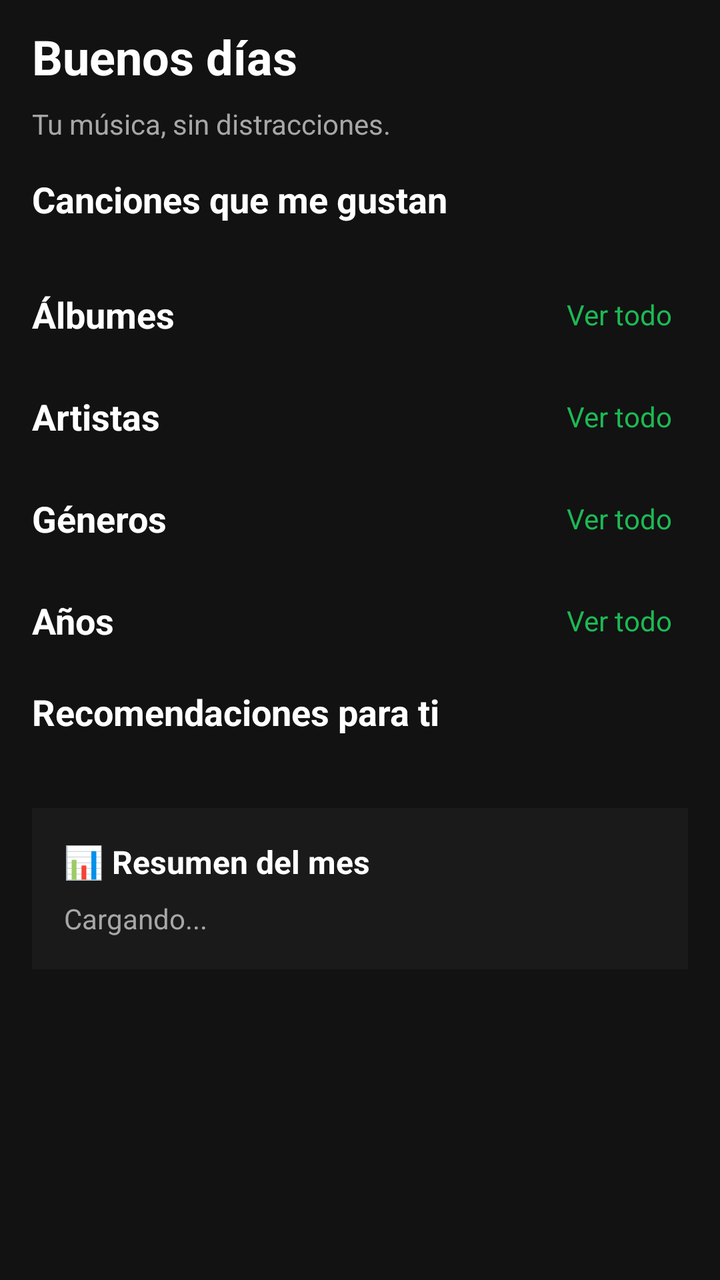
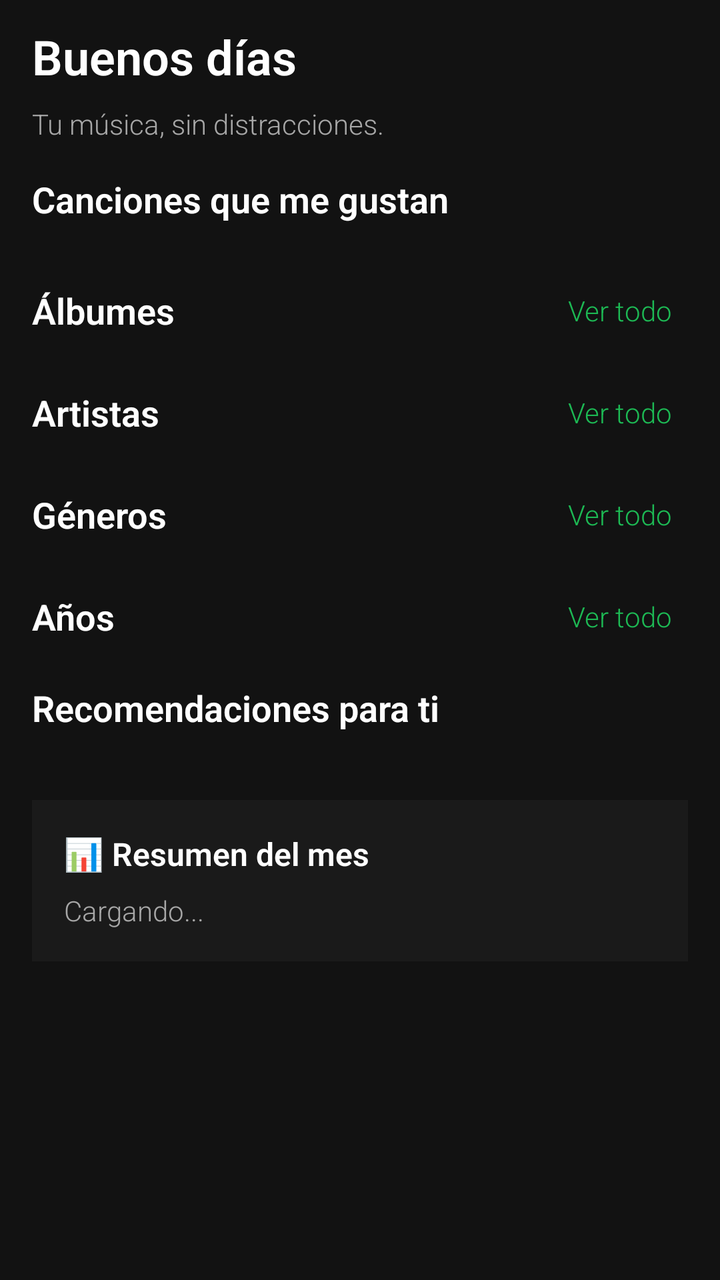

Before-and-after screenshots of an Android layout around one commit, followed by the original layout XML and the change that was made.
<!-- AndroidManifest.xml: application theme Theme.Localfly -->
<!-- res/layout/fragment_home.xml -->
<?xml version="1.0" encoding="utf-8"?>
<ScrollView xmlns:android="http://schemas.android.com/apk/res/android"
    xmlns:app="http://schemas.android.com/apk/res-auto"
    android:layout_width="match_parent"
    android:layout_height="match_parent"
    android:background="#121212"
    android:fillViewport="true"
    android:scrollbars="vertical">

    <LinearLayout
        android:layout_width="match_parent"
        android:layout_height="wrap_content"
        android:orientation="vertical"
        android:paddingStart="16dp"
        android:paddingEnd="16dp"
        android:paddingTop="12dp"
        android:paddingBottom="100dp">

        
        <TextView
            android:id="@+id/tvGreeting"
            android:layout_width="match_parent"
            android:layout_height="wrap_content"
            android:text="Buenos días"
            android:textColor="#FFFFFF"
            android:textSize="24sp"
            android:textStyle="bold"
            android:layout_marginBottom="8dp" />

        <TextView
            android:layout_width="match_parent"
            android:layout_height="wrap_content"
            android:text="Tu música, sin distracciones."
            android:textColor="#A7A7A7"
            android:textSize="14sp"
            android:layout_marginBottom="16dp" />

        
        <LinearLayout
            android:layout_width="match_parent"
            android:layout_height="wrap_content"
            android:orientation="vertical"
            android:layout_marginBottom="20dp">

            <TextView
                android:layout_width="match_parent"
                android:layout_height="wrap_content"
                android:text="Canciones que me gustan"
                android:textColor="#FFFFFF"
                android:textSize="18sp"
                android:textStyle="bold"
                android:layout_marginBottom="8dp" />

            <androidx.recyclerview.widget.RecyclerView
                android:id="@+id/rvLikedSongs"
                android:layout_width="match_parent"
                android:layout_height="wrap_content"
                android:nestedScrollingEnabled="false" />
        </LinearLayout>

        
        <LinearLayout
            android:layout_width="match_parent"
            android:layout_height="wrap_content"
            android:orientation="vertical"
            android:layout_marginBottom="16dp">

            <LinearLayout
                android:layout_width="match_parent"
                android:layout_height="wrap_content"
                android:orientation="horizontal"
                android:gravity="center_vertical">
                <TextView
                    android:layout_width="0dp"
                    android:layout_height="wrap_content"
                    android:layout_weight="1"
                    android:text="Álbumes"
                    android:textColor="#FFFFFF"
                    android:textSize="18sp"
                    android:textStyle="bold" />
                <TextView
                    android:id="@+id/tvSeeAllAlbums"
                    android:layout_width="wrap_content"
                    android:layout_height="wrap_content"
                    android:text="Ver todo"
                    android:textColor="#1DB954"
                    android:textSize="14sp"
                    android:padding="8dp" />
            </LinearLayout>

            <androidx.recyclerview.widget.RecyclerView
                android:id="@+id/rvAlbums"
                android:layout_width="match_parent"
                android:layout_height="wrap_content"
                android:orientation="horizontal"
                android:nestedScrollingEnabled="false"
                app:layoutManager="androidx.recyclerview.widget.LinearLayoutManager" />
        </LinearLayout>

        
        <LinearLayout
            android:layout_width="match_parent"
            android:layout_height="wrap_content"
            android:orientation="vertical"
            android:layout_marginBottom="16dp">

            <LinearLayout
                android:layout_width="match_parent"
                android:layout_height="wrap_content"
                android:orientation="horizontal"
                android:gravity="center_vertical">
                <TextView
                    android:layout_width="0dp"
                    android:layout_height="wrap_content"
                    android:layout_weight="1"
                    android:text="Artistas"
                    android:textColor="#FFFFFF"
                    android:textSize="18sp"
                    android:textStyle="bold" />
                <TextView
                    android:id="@+id/tvSeeAllArtists"
                    android:layout_width="wrap_content"
                    android:layout_height="wrap_content"
                    android:text="Ver todo"
                    android:textColor="#1DB954"
                    android:textSize="14sp"
                    android:padding="8dp" />
            </LinearLayout>

            <androidx.recyclerview.widget.RecyclerView
                android:id="@+id/rvArtists"
                android:layout_width="match_parent"
                android:layout_height="wrap_content"
                android:orientation="horizontal"
                android:nestedScrollingEnabled="false"
                app:layoutManager="androidx.recyclerview.widget.LinearLayoutManager" />
        </LinearLayout>

        
        <LinearLayout
            android:layout_width="match_parent"
            android:layout_height="wrap_content"
            android:orientation="vertical"
            android:layout_marginBottom="16dp">

            <LinearLayout
                android:layout_width="match_parent"
                android:layout_height="wrap_content"
                android:orientation="horizontal"
                android:gravity="center_vertical">
                <TextView
                    android:layout_width="0dp"
                    android:layout_height="wrap_content"
                    android:layout_weight="1"
                    android:text="Géneros"
                    android:textColor="#FFFFFF"
                    android:textSize="18sp"
                    android:textStyle="bold" />
                <TextView
                    android:id="@+id/tvSeeAllGenres"
                    android:layout_width="wrap_content"
                    android:layout_height="wrap_content"
                    android:text="Ver todo"
                    android:textColor="#1DB954"
                    android:textSize="14sp"
                    android:padding="8dp" />
            </LinearLayout>

            <androidx.recyclerview.widget.RecyclerView
                android:id="@+id/rvGenres"
                android:layout_width="match_parent"
                android:layout_height="wrap_content"
                android:orientation="horizontal"
                android:nestedScrollingEnabled="false"
                app:layoutManager="androidx.recyclerview.widget.LinearLayoutManager" />
        </LinearLayout>

        
        <LinearLayout
            android:layout_width="match_parent"
            android:layout_height="wrap_content"
            android:orientation="vertical"
            android:layout_marginBottom="16dp">

            <LinearLayout
                android:layout_width="match_parent"
                android:layout_height="wrap_content"
                android:orientation="horizontal"
                android:gravity="center_vertical">
                <TextView
                    android:layout_width="0dp"
                    android:layout_height="wrap_content"
                    android:layout_weight="1"
                    android:text="Años"
                    android:textColor="#FFFFFF"
                    android:textSize="18sp"
                    android:textStyle="bold" />
                <TextView
                    android:id="@+id/tvSeeAllYears"
                    android:layout_width="wrap_content"
                    android:layout_height="wrap_content"
                    android:text="Ver todo"
                    android:textColor="#1DB954"
                    android:textSize="14sp"
                    android:padding="8dp" />
            </LinearLayout>

            <androidx.recyclerview.widget.RecyclerView
                android:id="@+id/rvYears"
                android:layout_width="match_parent"
                android:layout_height="wrap_content"
                android:orientation="horizontal"
                android:nestedScrollingEnabled="false"
                app:layoutManager="androidx.recyclerview.widget.LinearLayoutManager" />
        </LinearLayout>

        
        <LinearLayout
            android:layout_width="match_parent"
            android:layout_height="wrap_content"
            android:orientation="vertical"
            android:layout_marginBottom="20dp">

            <TextView
                android:layout_width="match_parent"
                android:layout_height="wrap_content"
                android:text="Recomendaciones para ti"
                android:textColor="#FFFFFF"
                android:textSize="18sp"
                android:textStyle="bold"
                android:layout_marginBottom="8dp" />

            <androidx.recyclerview.widget.RecyclerView
                android:id="@+id/rvRecommendations"
                android:layout_width="match_parent"
                android:layout_height="wrap_content"
                android:nestedScrollingEnabled="false" />
        </LinearLayout>

        
        <LinearLayout
            android:layout_width="match_parent"
            android:layout_height="wrap_content"
            android:orientation="vertical"
            android:background="#1A1A1A"
            android:padding="16dp"
            android:layout_marginTop="8dp">

            <TextView
                android:layout_width="match_parent"
                android:layout_height="wrap_content"
                android:text="📊 Resumen del mes"
                android:textColor="#FFFFFF"
                android:textSize="16sp"
                android:textStyle="bold"
                android:layout_marginBottom="8dp" />

            <TextView
                android:id="@+id/tvMonthlySummary"
                android:layout_width="match_parent"
                android:layout_height="wrap_content"
                android:text="Cargando..."
                android:textColor="#A7A7A7"
                android:textSize="14sp" />
        </LinearLayout>

    </LinearLayout>
</ScrollView>
<!-- resources referenced by this layout -->
<resources>
  <style name="Theme.Localfly" parent="Base.Theme.Localfly" />
  <style name="Base.Theme.Localfly" parent="Theme.Material3.DayNight.NoActionBar">
          
          
      </style>
</resources>

<!-- the commit's change to res/layout/fragment_home.xml (unified diff, before → after) -->
@@ -40,7 +40,7 @@
             android:layout_width="match_parent"
             android:layout_height="wrap_content"
             android:orientation="vertical"
-            android:layout_marginBottom="20dp">
+            android:layout_marginBottom="18dp">
 
             <TextView
                 android:layout_width="match_parent"
@@ -219,7 +219,7 @@
             android:layout_width="match_parent"
             android:layout_height="wrap_content"
             android:orientation="vertical"
-            android:layout_marginBottom="20dp">
+            android:layout_marginBottom="18dp">
 
             <TextView
                 android:layout_width="match_parent"
<!-- resource entries referenced after the edit -->
@@ -3,7 +3,8 @@
   <style name="Theme.Localfly" parent="Base.Theme.Localfly" />
   <style name="Base.Theme.Localfly" parent="Theme.Material3.DayNight.NoActionBar">
           
-          
+          <item name="android:fontFamily">sans-serif-light</item>
+          <item name="fontFamily">sans-serif-light</item>
       </style>
 </resources>
 
